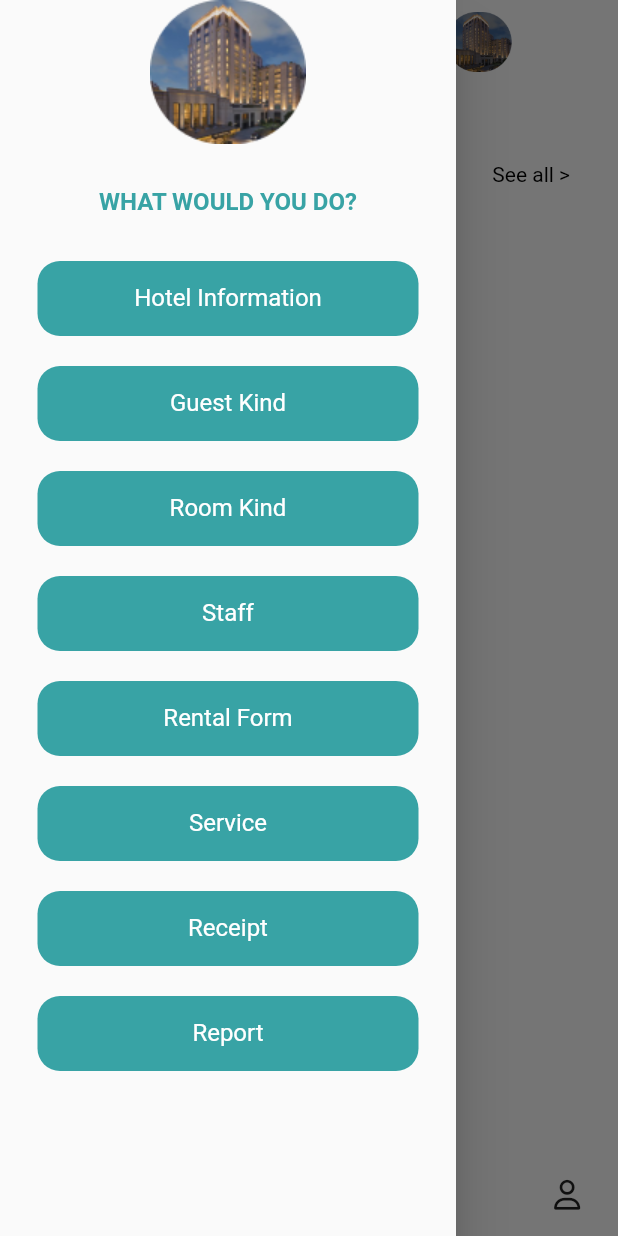
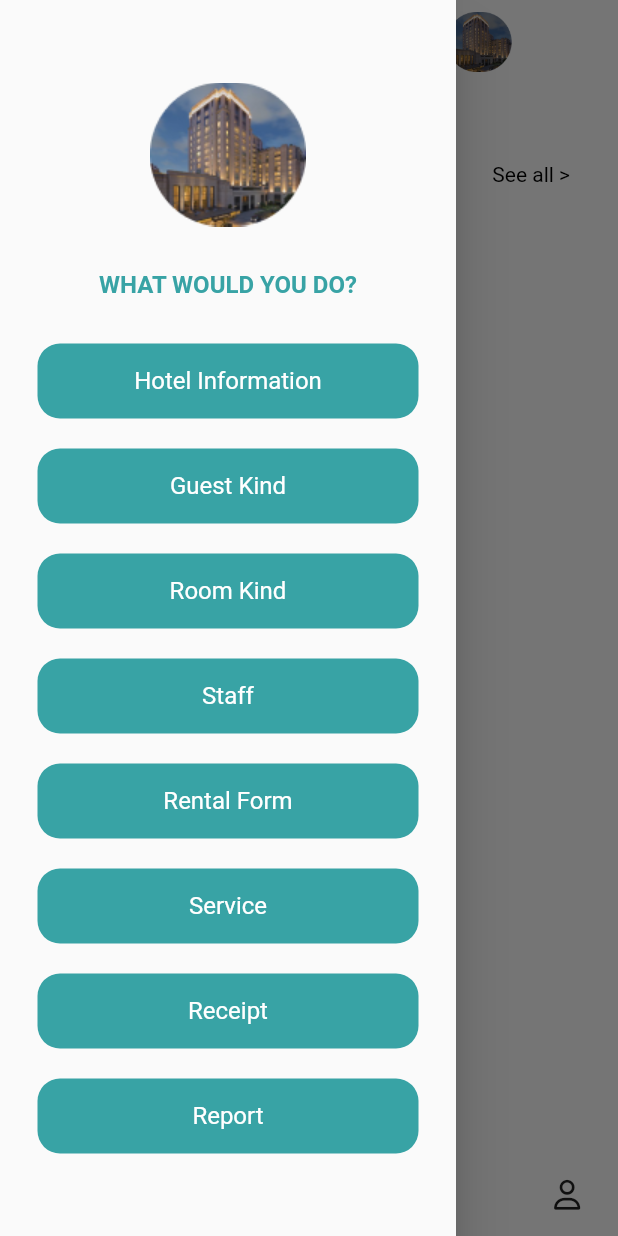
Before and after one commit to ManhHoDinh/Paradise_Hotel_Management, a Flutter app: the HomeScreen screen opened by its route, with the side drawer open, on a phone screen of 412 x 824 dp. Run offline on Flutter 3.47's test engine with Material 2 defaults, Android fonts, the phone set to English and light mode, and no system bars; drawn by our look-alikes of salomon_bottom_bar; our stand-ins replace auto_size_text, cloud_firestore, dropdown_button2, file_picker, firebase_auth, firebase_core and 11 more; missing offline and left inert: open_file_plus, syncfusion_flutter_pdf; accounts and stored records are empty; Roboto replaces fonts that are missing (Rubik).

Commit message:
merge dev_VoCongBinh

```diff
--- a/lib/presentations/screens/Onboardings/home_screen.dart
+++ b/lib/presentations/screens/Onboardings/home_screen.dart
@@ -1,11 +1,8 @@
 import 'package:cloud_firestore/cloud_firestore.dart';
-import 'package:firebase_auth/firebase_auth.dart';
 import 'package:paradise/core/models/room_kind_model.dart';
 import 'package:paradise/presentations/screens/Bookings/all_rental_form.dart';
 import 'package:paradise/presentations/screens/GuestKinds/GuestKindView.dart';
 import 'package:paradise/presentations/screens/Receipts/SeeAllReceipt.dart';
-import 'package:paradise/presentations/screens/Onboardings/login_screen.dart';
-import 'package:paradise/presentations/screens/Rooms/CreateRoom_screen.dart';
 import 'package:paradise/presentations/screens/RoomKinds/RoomKindView.dart';
 import 'package:paradise/presentations/screens/Rooms/seeAll_screen.dart';
 import 'package:paradise/presentations/widgets/button_widget.dart';
@@ -39,18 +36,9 @@ class _HomeScreenState extends State<HomeScreen> {
   Widget build(BuildContext context) {
     final GlobalKey<ScaffoldState> _globalKey = GlobalKey();
 
-    Size size = MediaQuery.of(context).size;
-    final double itemWidth = (size.width - 72) / 2;
-
-    final double itemHeight = 180;
-    Future<void> _signOut() async {
-      await FirebaseAuth.instance.signOut();
-    }
-
     return Scaffold(
       key: _globalKey,
       drawer: Drawer(
-        child: SingleChildScrollView(
         child: Column(mainAxisAlignment: MainAxisAlignment.center, children: [
           Container(
             child: Image.asset(AssetHelper.avatar),
@@ -136,7 +124,9 @@ class _HomeScreenState extends State<HomeScreen> {
             child: ButtonWidget(
               label: 'Receipt',
               color: ColorPalette.primaryColor,
-                onTap: () { Navigator.of(context).pushNamed(SeeAllReceipts.routeName);},
+              onTap: () {
+                Navigator.of(context).pushNamed(SeeAllReceipts.routeName);
+              },
               textColor: ColorPalette.backgroundColor,
             ),
           ),
@@ -152,7 +142,6 @@ class _HomeScreenState extends State<HomeScreen> {
             ),
           ),
         ]),
-        ),
       ),
       appBar: AppBar(
         elevation: 0,
--- a/lib/presentations/screens/Onboardings/login_screen.dart
+++ b/lib/presentations/screens/Onboardings/login_screen.dart
@@ -5,6 +5,7 @@ import 'package:paradise/core/constants/dimension_constants.dart';
 import 'package:paradise/core/helpers/assets_helper.dart';
 import 'package:paradise/core/helpers/text_styles.dart';
 import 'package:paradise/presentations/screens/Onboardings/AuthFunctions.dart';
+import 'package:paradise/presentations/screens/Onboardings/register_form_screen.dart';
 import 'package:paradise/presentations/screens/Onboardings/register_screen.dart';
 import 'package:paradise/presentations/widgets/button_widget.dart';
 import 'package:paradise/presentations/widgets/input_widget.dart';
@@ -172,7 +173,7 @@ class _LoginScreenState extends State<LoginScreen> {
                           ),
                           onPressed: () {
                             Navigator.of(context)
-                                .pushNamed(RegisterScreen.routeName);
+                                .pushNamed(RegisterFormScreen.routeName);
                           },
                         ),
                       ),
```
Lines whose indentation alone changed are shown as unchanged.
